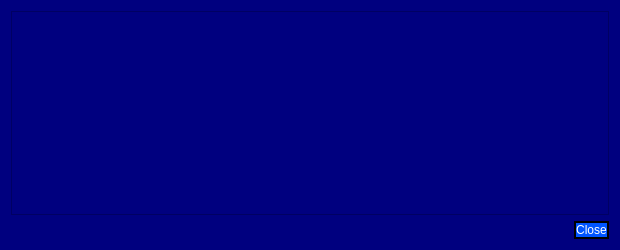
First picture: the form in src/qt/forms/transactiondescdialog.ui, repository scificryptocoin/Federation-Credits, before the edit.
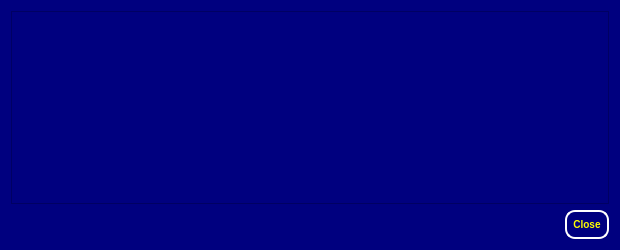
Second picture: the form after the edit.

The edit to the form file:
```diff
--- a/src/qt/forms/transactiondescdialog.ui
+++ b/src/qt/forms/transactiondescdialog.ui
@@ -42,7 +42,7 @@
           <color alpha="255">
            <red>255</red>
            <green>255</green>
-           <blue>255</blue>
+           <blue>0</blue>
           </color>
          </brush>
         </colorrole>
@@ -50,8 +50,8 @@
          <brush brushstyle="SolidPattern">
           <color alpha="255">
            <red>0</red>
-           <green>85</green>
-           <blue>255</blue>
+           <green>0</green>
+           <blue>127</blue>
           </color>
          </brush>
         </colorrole>
@@ -60,7 +60,7 @@
           <color alpha="255">
            <red>255</red>
            <green>255</green>
-           <blue>255</blue>
+           <blue>0</blue>
           </color>
          </brush>
         </colorrole>
@@ -69,7 +69,7 @@
           <color alpha="255">
            <red>255</red>
            <green>255</green>
-           <blue>255</blue>
+           <blue>0</blue>
           </color>
          </brush>
         </colorrole>
@@ -77,8 +77,8 @@
          <brush brushstyle="SolidPattern">
           <color alpha="255">
            <red>0</red>
-           <green>85</green>
-           <blue>255</blue>
+           <green>0</green>
+           <blue>127</blue>
           </color>
          </brush>
         </colorrole>
@@ -86,8 +86,8 @@
          <brush brushstyle="SolidPattern">
           <color alpha="255">
            <red>0</red>
-           <green>85</green>
-           <blue>255</blue>
+           <green>0</green>
+           <blue>127</blue>
           </color>
          </brush>
         </colorrole>
@@ -98,7 +98,7 @@
           <color alpha="255">
            <red>255</red>
            <green>255</green>
-           <blue>255</blue>
+           <blue>0</blue>
           </color>
          </brush>
         </colorrole>
@@ -106,8 +106,8 @@
          <brush brushstyle="SolidPattern">
           <color alpha="255">
            <red>0</red>
-           <green>85</green>
-           <blue>255</blue>
+           <green>0</green>
+           <blue>127</blue>
           </color>
          </brush>
         </colorrole>
@@ -116,7 +116,7 @@
           <color alpha="255">
            <red>255</red>
            <green>255</green>
-           <blue>255</blue>
+           <blue>0</blue>
           </color>
          </brush>
         </colorrole>
@@ -125,7 +125,7 @@
           <color alpha="255">
            <red>255</red>
            <green>255</green>
-           <blue>255</blue>
+           <blue>0</blue>
           </color>
          </brush>
         </colorrole>
@@ -133,8 +133,8 @@
          <brush brushstyle="SolidPattern">
           <color alpha="255">
            <red>0</red>
-           <green>85</green>
-           <blue>255</blue>
+           <green>0</green>
+           <blue>127</blue>
           </color>
          </brush>
         </colorrole>
@@ -142,8 +142,8 @@
          <brush brushstyle="SolidPattern">
           <color alpha="255">
            <red>0</red>
-           <green>85</green>
-           <blue>255</blue>
+           <green>0</green>
+           <blue>127</blue>
           </color>
          </brush>
         </colorrole>
@@ -154,7 +154,7 @@
           <color alpha="255">
            <red>255</red>
            <green>255</green>
-           <blue>255</blue>
+           <blue>0</blue>
           </color>
          </brush>
         </colorrole>
@@ -162,8 +162,8 @@
          <brush brushstyle="SolidPattern">
           <color alpha="255">
            <red>0</red>
-           <green>85</green>
-           <blue>255</blue>
+           <green>0</green>
+           <blue>127</blue>
           </color>
          </brush>
         </colorrole>
@@ -172,7 +172,7 @@
           <color alpha="255">
            <red>255</red>
            <green>255</green>
-           <blue>255</blue>
+           <blue>0</blue>
           </color>
          </brush>
         </colorrole>
@@ -181,7 +181,7 @@
           <color alpha="255">
            <red>255</red>
            <green>255</green>
-           <blue>255</blue>
+           <blue>0</blue>
           </color>
          </brush>
         </colorrole>
@@ -189,8 +189,8 @@
          <brush brushstyle="SolidPattern">
           <color alpha="255">
            <red>0</red>
-           <green>85</green>
-           <blue>255</blue>
+           <green>0</green>
+           <blue>127</blue>
           </color>
          </brush>
         </colorrole>
@@ -198,8 +198,8 @@
          <brush brushstyle="SolidPattern">
           <color alpha="255">
            <red>0</red>
-           <green>85</green>
-           <blue>255</blue>
+           <green>0</green>
+           <blue>127</blue>
           </color>
          </brush>
         </colorrole>
@@ -207,11 +207,7 @@
       </palette>
      </property>
      <property name="styleSheet">
-      <string notr="true">color: rgb(255, 255, 255);
-background-color: rgb(0, 85, 255);
-border-style:groove;
-border-width:2px;
-border-color:black;</string>
+      <string notr="true">QPushButton { background : #00007F ;border-radius:10px; border-color: white; color: yellow;  border-style: solid; border-width: 2px;font: bold 10px;min-width: 5em; padding: 6px;}</string>
      </property>
      <property name="orientation">
       <enum>Qt::Horizontal</enum>
```
